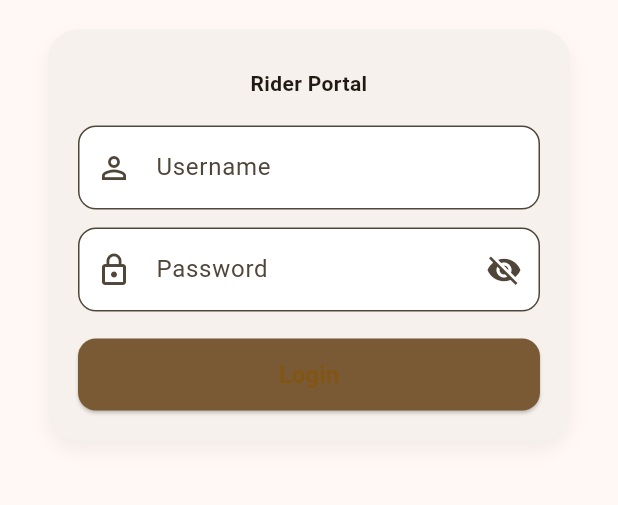
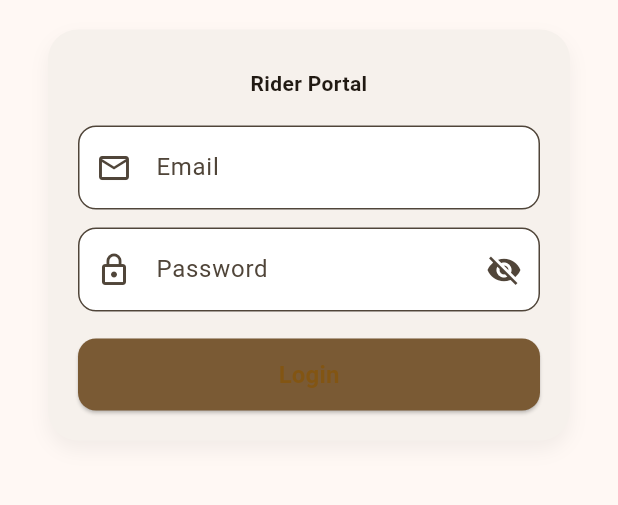
Before and after one commit to merrickfortis24/driver_app, a Flutter app: the screen it shows after launch, on a phone screen of 412 x 824 dp, the part 479-984 px from its top. Run offline on Flutter 3.47's test engine with Material 3 defaults, Android fonts, the phone set to English and light mode, and no system bars; our stand-ins replace flutter_map, geolocator, image_picker, latlong2, shared_preferences.

Commit message:
refactor: Update login form to use email input type and enhance validation

```diff
--- a/lib/pages/login.dart
+++ b/lib/pages/login.dart
@@ -140,19 +140,26 @@ class _LoginPageState extends State<LoginPage> {
                     const SizedBox(height: 18),
                     TextFormField(
                       controller: _emailController,
-                      keyboardType: TextInputType.text,
+                      keyboardType: TextInputType.emailAddress,
+                      autofillHints: const [AutofillHints.email],
                       decoration: InputDecoration(
-                        labelText: 'Username',
-                        prefixIcon: const Icon(Icons.person_outline),
+                        labelText: 'Email',
+                        prefixIcon: const Icon(Icons.email_outlined),
                         border: OutlineInputBorder(
                           borderRadius: BorderRadius.circular(12),
                         ),
                         filled: true,
                         fillColor: Colors.white,
                       ),
-                      validator: (v) => (v == null || v.trim().isEmpty)
-                          ? 'Enter your username'
-                          : null,
+                      validator: (v) {
+                        if (v == null || v.trim().isEmpty) {
+                          return 'Enter your email';
+                        }
+                        final ok = RegExp(
+                          r'^[^@]+@[^@]+\.[^@]+$',
+                        ).hasMatch(v.trim());
+                        return ok ? null : 'Enter a valid email';
+                      },
                     ),
                     const SizedBox(height: 12),
                     TextFormField(
```
